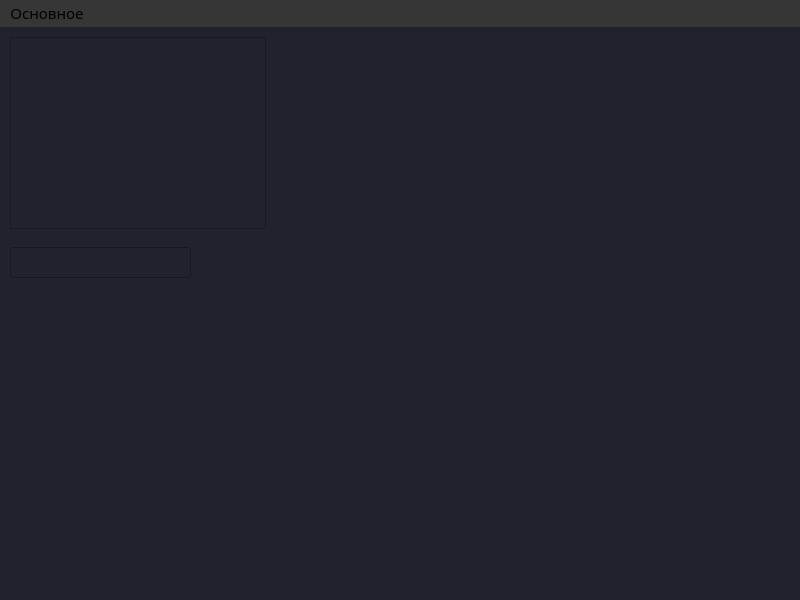
Qt form Client/client.ui (wakeUPdxxn/wmessage) before a commit.
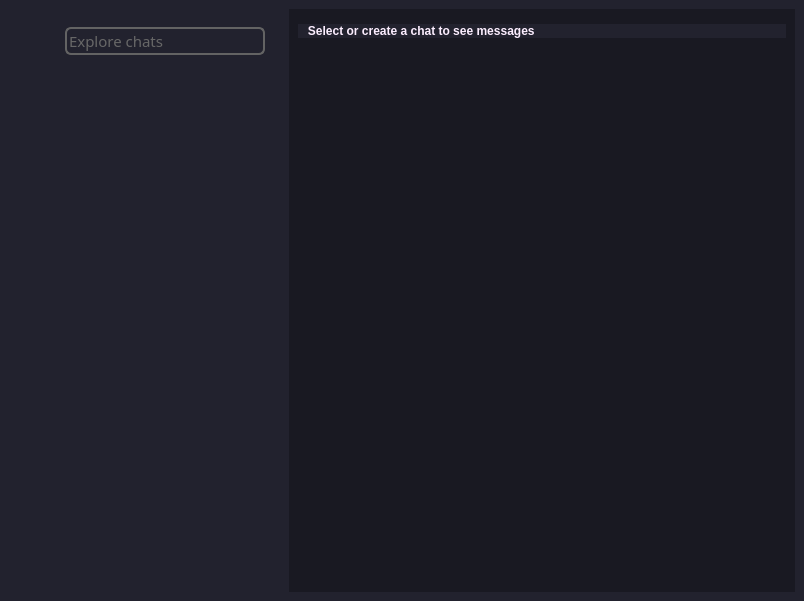
The same form after that commit. Icons and pictures are not drawn.

Commit message: Registration process configured.Improved client UI

Patch:
```diff
--- a/Client/client.ui
+++ b/Client/client.ui
@@ -6,8 +6,8 @@
    <rect>
     <x>0</x>
     <y>0</y>
-    <width>800</width>
-    <height>600</height>
+    <width>804</width>
+    <height>601</height>
    </rect>
   </property>
   <property name="font">
@@ -20,65 +20,151 @@
   <property name="windowTitle">
    <string>Client</string>
   </property>
+  <property name="styleSheet">
+   <string notr="true">border:0px;
+
+</string>
+  </property>
   <widget class="QWidget" name="centralwidget">
    <property name="styleSheet">
     <string notr="true">background-color: #22222e;
 </string>
    </property>
-   <widget class="QTextBrowser" name="textBrowser">
-    <property name="geometry">
-     <rect>
-      <x>10</x>
-      <y>10</y>
-      <width>256</width>
-      <height>192</height>
-     </rect>
-    </property>
-   </widget>
-   <widget class="QLineEdit" name="lineEdit">
-    <property name="geometry">
-     <rect>
-      <x>10</x>
-      <y>220</y>
-      <width>181</width>
-      <height>31</height>
-     </rect>
-    </property>
-   </widget>
-  </widget>
-  <widget class="QMenuBar" name="menubar">
-   <property name="geometry">
-    <rect>
-     <x>0</x>
-     <y>0</y>
-     <width>800</width>
-     <height>24</height>
-    </rect>
-   </property>
-   <property name="font">
-    <font>
-     <family>Montserrat</family>
-     <pointsize>11</pointsize>
-     <italic>false</italic>
-     <bold>false</bold>
-    </font>
-   </property>
-   <property name="styleSheet">
-    <string notr="true">background-color: rgb(54, 54, 54)</string>
-   </property>
-   <widget class="QMenu" name="menu">
-    <property name="font">
-     <font>
-      <family>Montserrat</family>
-      <pointsize>10</pointsize>
-     </font>
-    </property>
-    <property name="title">
-     <string>Основное</string>
-    </property>
-    <addaction name="action"/>
-   </widget>
-   <addaction name="menu"/>
+   <layout class="QHBoxLayout" name="horizontalLayout">
+    <item alignment="Qt::AlignLeft">
+     <widget class="QFrame" name="leftSideFrame">
+      <property name="frameShape">
+       <enum>QFrame::StyledPanel</enum>
+      </property>
+      <property name="frameShadow">
+       <enum>QFrame::Raised</enum>
+      </property>
+      <layout class="QVBoxLayout" name="verticalLayout">
+       <item>
+        <widget class="QFrame" name="leftTopFrame">
+         <property name="frameShape">
+          <enum>QFrame::StyledPanel</enum>
+         </property>
+         <property name="frameShadow">
+          <enum>QFrame::Raised</enum>
+         </property>
+         <layout class="QHBoxLayout" name="horizontalLayout_2">
+          <item>
+           <widget class="QPushButton" name="menu">
+            <property name="enabled">
+             <bool>true</bool>
+            </property>
+            <property name="sizePolicy">
+             <sizepolicy hsizetype="Minimum" vsizetype="Ignored">
+              <horstretch>0</horstretch>
+              <verstretch>0</verstretch>
+             </sizepolicy>
+            </property>
+            <property name="text">
+             <string/>
+            </property>
+            <property name="icon">
+             <iconset>
+              <normaloff>../src/free-icon-user-482636.png</normaloff>../src/free-icon-user-482636.png</iconset>
+            </property>
+           </widget>
+          </item>
+          <item>
+           <widget class="QLineEdit" name="search">
+            <property name="font">
+             <font>
+              <family>Montserrat</family>
+              <pointsize>11</pointsize>
+             </font>
+            </property>
+            <property name="mouseTracking">
+             <bool>true</bool>
+            </property>
+            <property name="styleSheet">
+             <string notr="true">QLineEdit {
+background-color: #22222e;
+color:rgb(103, 103, 103);
+border:2px solid rgb(99, 99, 99);
+border-radius: 6px;
+}
+QLineEdit:focus{
+background-color: #22222e;
+border:2px solid rgb(190, 190, 190);
+border-radius: 6px;
+}</string>
+            </property>
+            <property name="text">
+             <string>Explore chats</string>
+            </property>
+           </widget>
+          </item>
+         </layout>
+        </widget>
+       </item>
+       <item>
+        <widget class="QListWidget" name="dialogsList"/>
+       </item>
+      </layout>
+     </widget>
+    </item>
+    <item>
+     <widget class="QFrame" name="currentChatFrame">
+      <property name="styleSheet">
+       <string notr="true">background-color:rgb(25, 25, 34)</string>
+      </property>
+      <property name="frameShape">
+       <enum>QFrame::StyledPanel</enum>
+      </property>
+      <property name="frameShadow">
+       <enum>QFrame::Raised</enum>
+      </property>
+      <layout class="QVBoxLayout" name="verticalLayout_2">
+       <item>
+        <widget class="QFrame" name="currentDialogTopBar">
+         <property name="sizePolicy">
+          <sizepolicy hsizetype="Preferred" vsizetype="Preferred">
+           <horstretch>0</horstretch>
+           <verstretch>0</verstretch>
+          </sizepolicy>
+         </property>
+         <property name="frameShape">
+          <enum>QFrame::StyledPanel</enum>
+         </property>
+         <property name="frameShadow">
+          <enum>QFrame::Raised</enum>
+         </property>
+        </widget>
+       </item>
+       <item>
+        <widget class="QLabel" name="noSelectedChatsInfo">
+         <property name="styleSheet">
+          <string notr="true">color:rgb(252, 238, 255);
+font: bold;
+background-color:rgb(34, 34, 46);
+border-radius: 12px;</string>
+         </property>
+         <property name="text">
+          <string>   Select or create a chat to see messages</string>
+         </property>
+        </widget>
+       </item>
+       <item>
+        <widget class="QListWidget" name="currentChatList"/>
+       </item>
+       <item>
+        <widget class="QFrame" name="messageBar">
+         <property name="frameShape">
+          <enum>QFrame::StyledPanel</enum>
+         </property>
+         <property name="frameShadow">
+          <enum>QFrame::Raised</enum>
+         </property>
+        </widget>
+       </item>
+      </layout>
+     </widget>
+    </item>
+   </layout>
   </widget>
   <action name="action">
    <property name="text">
```
The commit also changes 10 other files.
